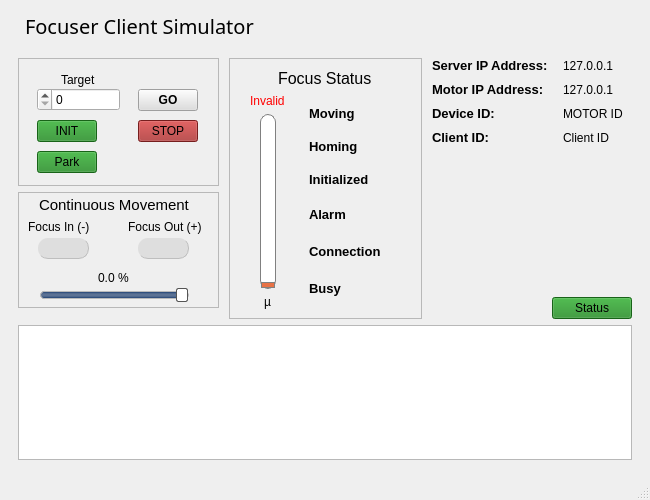
Above: assets/ui/client.ui from dev-LNA/HostFocuser160 before the change. Below: the same form after it.
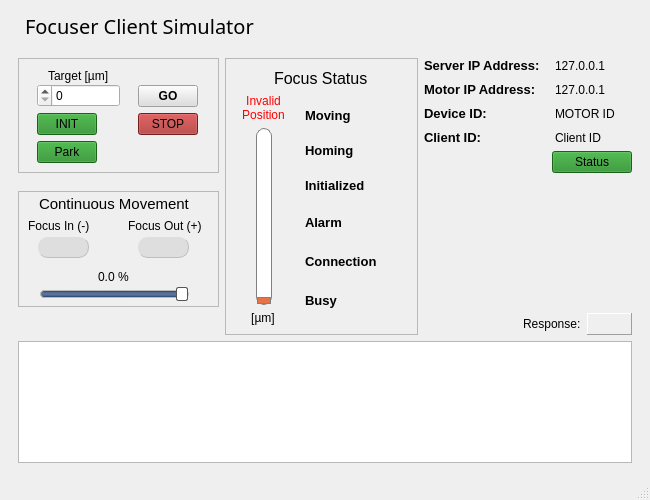
That is the form after the change. Icons and pictures are not drawn.

Commit message:
Small UI changes and added info to publication
- Changed positions labels to show [µm]
- Added processing command to publication
- Changed invalid position message in client

```diff
--- a/assets/ui/client.ui
+++ b/assets/ui/client.ui
@@ -759,183 +759,97 @@
         </size>
        </property>
        <layout class="QGridLayout" name="gridLayout_3">
-        <property name="horizontalSpacing">
-         <number>10</number>
-        </property>
-        <item row="0" column="0">
-         <widget class="QFrame" name="frame">
-          <property name="maximumSize">
-           <size>
-            <width>201</width>
-            <height>16777215</height>
-           </size>
+        <item row="0" column="2">
+         <layout class="QFormLayout" name="formLayout_2">
+          <property name="horizontalSpacing">
+           <number>15</number>
           </property>
-          <property name="frameShape">
-           <enum>QFrame::Shape::StyledPanel</enum>
+          <property name="verticalSpacing">
+           <number>9</number>
           </property>
-          <property name="frameShadow">
-           <enum>QFrame::Shadow::Sunken</enum>
-          </property>
-          <property name="lineWidth">
-           <number>2</number>
-          </property>
-          <property name="midLineWidth">
-           <number>1</number>
-          </property>
-          <layout class="QGridLayout" name="gridLayout_5">
-           <property name="horizontalSpacing">
-            <number>32</number>
-           </property>
-           <item row="0" column="0" colspan="2">
-            <layout class="QGridLayout" name="gridLayout_4">
-             <property name="horizontalSpacing">
-              <number>18</number>
-             </property>
-             <item row="0" column="0">
-              <layout class="QVBoxLayout" name="verticalLayout">
-               <property name="spacing">
-                <number>0</number>
-               </property>
-               <item alignment="Qt::AlignmentFlag::AlignHCenter">
-                <widget class="QLabel" name="label_6">
-                 <property name="maximumSize">
-                  <size>
-                   <width>16777215</width>
-                   <height>17</height>
-                  </size>
-                 </property>
-                 <property name="text">
-                  <string>Target</string>
-                 </property>
-                </widget>
-               </item>
-               <item>
-                <widget class="QDoubleSpinBox" name="sbMovePos">
-                 <property name="minimumSize">
-                  <size>
-                   <width>0</width>
-                   <height>22</height>
-                  </size>
-                 </property>
-                 <property name="cursor">
-                  <cursorShape>ArrowCursor</cursorShape>
-                 </property>
-                 <property name="layoutDirection">
-                  <enum>Qt::LayoutDirection::RightToLeft</enum>
-                 </property>
-                 <property name="styleSheet">
-                  <string notr="true"/>
-                 </property>
-                 <property name="frame">
-                  <bool>true</bool>
-                 </property>
-                 <property name="buttonSymbols">
-                  <enum>QAbstractSpinBox::ButtonSymbols::UpDownArrows</enum>
-                 </property>
-                 <property name="accelerated">
-                  <bool>true</bool>
-                 </property>
-                 <property name="suffix">
-                  <string/>
-                 </property>
-                 <property name="decimals">
-                  <number>0</number>
-                 </property>
-                 <property name="maximum">
-                  <double>25100.000000000000000</double>
-                 </property>
-                 <property name="singleStep">
-                  <double>1.000000000000000</double>
-                 </property>
-                 <property name="value">
-                  <double>0.000000000000000</double>
-                 </property>
-                </widget>
-               </item>
-              </layout>
-             </item>
-             <item row="0" column="1" alignment="Qt::AlignmentFlag::AlignBottom">
-              <widget class="QPushButton" name="btnMove">
-               <property name="maximumSize">
-                <size>
-                 <width>60</width>
-                 <height>16777215</height>
-                </size>
-               </property>
-               <property name="font">
-                <font>
-                 <bold>true</bold>
-                </font>
-               </property>
-               <property name="toolTip">
-                <string>Go to</string>
-               </property>
-               <property name="styleSheet">
-                <string notr="true">background-color: rgb(222, 222, 222);</string>
-               </property>
-               <property name="text">
-                <string>GO</string>
-               </property>
-               <property name="icon">
-                <iconset>
-                 <normaloff>../../../BlackStar/src/assets/icons/start.ico</normaloff>../../../BlackStar/src/assets/icons/start.ico</iconset>
-               </property>
-              </widget>
-             </item>
-            </layout>
-           </item>
-           <item row="1" column="0">
-            <widget class="QPushButton" name="btnHome">
-             <property name="maximumSize">
-              <size>
-               <width>60</width>
-               <height>16777215</height>
-              </size>
-             </property>
-             <property name="styleSheet">
-              <string notr="true">background-color: forestGreen;</string>
-             </property>
-             <property name="text">
-              <string>INIT</string>
-             </property>
-            </widget>
-           </item>
-           <item row="1" column="1">
-            <widget class="QPushButton" name="btnHalt">
-             <property name="maximumSize">
-              <size>
-               <width>60</width>
-               <height>16777215</height>
-              </size>
-             </property>
-             <property name="styleSheet">
-              <string notr="true">background-color: Brown;</string>
-             </property>
-             <property name="text">
-              <string>STOP</string>
-             </property>
-            </widget>
-           </item>
-           <item row="2" column="0">
-            <widget class="QPushButton" name="btnHome_Park">
-             <property name="maximumSize">
-              <size>
-               <width>60</width>
-               <height>16777215</height>
-              </size>
-             </property>
-             <property name="styleSheet">
-              <string notr="true">background-color: forestGreen;</string>
-             </property>
-             <property name="text">
-              <string>Park</string>
-             </property>
-            </widget>
-           </item>
-          </layout>
-         </widget>
+          <item row="0" column="0">
+           <widget class="QLabel" name="label_10">
+            <property name="font">
+             <font>
+              <pointsize>10</pointsize>
+              <bold>true</bold>
+             </font>
+            </property>
+            <property name="text">
+             <string>Server IP Address:</string>
+            </property>
+           </widget>
+          </item>
+          <item row="0" column="1">
+           <widget class="QLabel" name="lblServerIP">
+            <property name="text">
+             <string>127.0.0.1</string>
+            </property>
+           </widget>
+          </item>
+          <item row="1" column="0">
+           <widget class="QLabel" name="label_16">
+            <property name="font">
+             <font>
+              <pointsize>10</pointsize>
+              <bold>true</bold>
+             </font>
+            </property>
+            <property name="text">
+             <string>Motor IP Address:</string>
+            </property>
+           </widget>
+          </item>
+          <item row="1" column="1">
+           <widget class="QLabel" name="lblMotorIP">
+            <property name="text">
+             <string>127.0.0.1</string>
+            </property>
+           </widget>
+          </item>
+          <item row="2" column="0">
+           <widget class="QLabel" name="label_11">
+            <property name="font">
+             <font>
+              <pointsize>10</pointsize>
+              <bold>true</bold>
+             </font>
+            </property>
+            <property name="text">
+             <string>Device ID: </string>
+            </property>
+           </widget>
+          </item>
+          <item row="2" column="1">
+           <widget class="QLabel" name="lblMotorID">
+            <property name="text">
+             <string>MOTOR ID</string>
+            </property>
+           </widget>
+          </item>
+          <item row="3" column="0">
+           <widget class="QLabel" name="label_17">
+            <property name="font">
+             <font>
+              <pointsize>10</pointsize>
+              <bold>true</bold>
+             </font>
+            </property>
+            <property name="text">
+             <string>Client ID:</string>
+            </property>
+           </widget>
+          </item>
+          <item row="3" column="1">
+           <widget class="QLabel" name="lblClientID">
+            <property name="text">
+             <string>Client ID</string>
+            </property>
+           </widget>
+          </item>
+         </layout>
         </item>
-        <item row="0" column="1" rowspan="2">
+        <item row="0" column="1" rowspan="6">
          <widget class="QFrame" name="frame_3">
           <property name="maximumSize">
            <size>
@@ -1004,7 +918,7 @@
                </property>
                <property name="maximumSize">
                 <size>
-                 <width>43</width>
+                 <width>52</width>
                  <height>16777215</height>
                 </size>
                </property>
@@ -1012,7 +926,11 @@
                 <string notr="true">color:red</string>
                </property>
                <property name="text">
-                <string>Invalid</string>
+                <string>Invalid
+Position</string>
+               </property>
+               <property name="alignment">
+                <set>Qt::AlignmentFlag::AlignCenter</set>
                </property>
               </widget>
              </item>
@@ -1134,7 +1052,7 @@
                 <string notr="true"/>
                </property>
                <property name="text">
-                <string>µ</string>
+                <string>[µm]</string>
                </property>
                <property name="textFormat">
                 <enum>Qt::TextFormat::PlainText</enum>
@@ -1558,97 +1476,285 @@
           </layout>
          </widget>
         </item>
-        <item row="0" column="2">
-         <layout class="QFormLayout" name="formLayout_2">
-          <property name="horizontalSpacing">
-           <number>15</number>
+        <item row="6" column="0" colspan="3">
+         <widget class="QTextEdit" name="txtStatus">
+          <property name="minimumSize">
+           <size>
+            <width>0</width>
+            <height>122</height>
+           </size>
           </property>
-          <property name="verticalSpacing">
-           <number>9</number>
+          <property name="maximumSize">
+           <size>
+            <width>7010</width>
+            <height>135</height>
+           </size>
           </property>
-          <item row="0" column="0">
-           <widget class="QLabel" name="label_10">
-            <property name="font">
-             <font>
-              <pointsize>10</pointsize>
-              <bold>true</bold>
-             </font>
+         </widget>
+        </item>
+        <item row="0" column="0" rowspan="2">
+         <widget class="QFrame" name="frame">
+          <property name="maximumSize">
+           <size>
+            <width>201</width>
+            <height>16777215</height>
+           </size>
+          </property>
+          <property name="frameShape">
+           <enum>QFrame::Shape::StyledPanel</enum>
+          </property>
+          <property name="frameShadow">
+           <enum>QFrame::Shadow::Sunken</enum>
+          </property>
+          <property name="lineWidth">
+           <number>2</number>
+          </property>
+          <property name="midLineWidth">
+           <number>1</number>
+          </property>
+          <layout class="QGridLayout" name="gridLayout_5">
+           <property name="horizontalSpacing">
+            <number>32</number>
+           </property>
+           <item row="0" column="0" colspan="2">
+            <layout class="QGridLayout" name="gridLayout_4">
+             <property name="horizontalSpacing">
+              <number>18</number>
+             </property>
+             <item row="0" column="0">
+              <layout class="QVBoxLayout" name="verticalLayout">
+               <property name="spacing">
+                <number>0</number>
+               </property>
+               <item alignment="Qt::AlignmentFlag::AlignHCenter">
+                <widget class="QLabel" name="label_6">
+                 <property name="maximumSize">
+                  <size>
+                   <width>16777215</width>
+                   <height>17</height>
+                  </size>
+                 </property>
+                 <property name="text">
+                  <string>Target [µm]</string>
+                 </property>
+                </widget>
+               </item>
+               <item>
+                <widget class="QDoubleSpinBox" name="sbMovePos">
+                 <property name="minimumSize">
+                  <size>
+                   <width>0</width>
+                   <height>22</height>
+                  </size>
+                 </property>
+                 <property name="cursor">
+                  <cursorShape>ArrowCursor</cursorShape>
+                 </property>
+                 <property name="layoutDirection">
+                  <enum>Qt::LayoutDirection::RightToLeft</enum>
+                 </property>
+                 <property name="styleSheet">
+                  <string notr="true"/>
+                 </property>
+                 <property name="frame">
+                  <bool>true</bool>
+                 </property>
+                 <property name="buttonSymbols">
+                  <enum>QAbstractSpinBox::ButtonSymbols::UpDownArrows</enum>
+                 </property>
+                 <property name="accelerated">
+                  <bool>true</bool>
+                 </property>
+                 <property name="suffix">
+                  <string/>
+                 </property>
+                 <property name="decimals">
+                  <number>0</number>
+                 </property>
+                 <property name="maximum">
+                  <double>25100.000000000000000</double>
+                 </property>
+                 <property name="singleStep">
+                  <double>1.000000000000000</double>
+                 </property>
+                 <property name="value">
+                  <double>0.000000000000000</double>
+                 </property>
+                </widget>
+               </item>
+              </layout>
+             </item>
+             <item row="0" column="1" alignment="Qt::AlignmentFlag::AlignBottom">
+              <widget class="QPushButton" name="btnMove">
+               <property name="maximumSize">
+                <size>
+                 <width>60</width>
+                 <height>16777215</height>
+                </size>
+               </property>
+               <property name="font">
+                <font>
+                 <bold>true</bold>
+                </font>
+               </property>
+               <property name="toolTip">
+                <string>Go to</string>
+               </property>
+               <property name="styleSheet">
+                <string notr="true">background-color: rgb(222, 222, 222);</string>
+               </property>
+               <property name="text">
+                <string>GO</string>
+               </property>
+               <property name="icon">
+                <iconset>
+                 <normaloff>../../../BlackStar/src/assets/icons/start.ico</normaloff>../../../BlackStar/src/assets/icons/start.ico</iconset>
+               </property>
+              </widget>
+             </item>
+            </layout>
+           </item>
+           <item row="1" column="0">
+            <widget class="QPushButton" name="btnHome">
+             <property name="maximumSize">
+              <size>
+               <width>60</width>
+               <height>16777215</height>
+              </size>
+             </property>
+             <property name="styleSheet">
+              <string notr="true">background-color: forestGreen;</string>
+             </property>
+             <property name="text">
+              <string>INIT</string>
+             </property>
+            </widget>
+           </item>
+           <item row="1" column="1">
+            <widget class="QPushButton" name="btnHalt">
+             <property name="maximumSize">
+              <size>
+               <width>60</width>
+               <height>16777215</height>
+              </size>
+             </property>
+             <property name="styleSheet">
+              <string notr="true">background-color: Brown;</string>
+             </property>
+             <property name="text">
+              <string>STOP</string>
+             </property>
+            </widget>
+           </item>
+           <item row="2" column="0">
+            <widget class="QPushButton" name="btnHome_Park">
+             <property name="maximumSize">
+              <size>
+               <width>60</width>
+               <height>16777215</height>
+              </size>
+             </property>
+             <property name="styleSheet">
+              <string notr="true">background-color: forestGreen;</string>
+             </property>
+             <property name="text">
+              <string>Park</string>
+             </property>
+            </widget>
+           </item>
+          </layout>
+         </widget>
+        </item>
+        <item row="1" column="2" alignment="Qt::AlignmentFlag::AlignRight">
+         <widget class="QPushButton" name="btnUpdateStatus">
+          <property name="maximumSize">
+           <size>
+            <width>100</width>
+            <height>16777215</height>
+           </size>
+          </property>
+          <property name="styleSheet">
+           <string notr="true">background-color: forestGreen;</string>
+          </property>
+          <property name="text">
+           <string>Status</string>
+          </property>
+         </widget>
+        </item>
+        <item row="5" column="2">
+         <layout class="QHBoxLayout" name="horizontalLayout_4">
+          <property name="spacing">
+           <number>6</number>
+          </property>
+          <item>
+           <spacer name="horizontalSpacer_3">
+            <property name="orientation">
+             <enum>Qt::Orientation::Horizontal</enum>
             </property>
-            <property name="text">
-             <string>Server IP Address:</string>
+            <property name="sizeType">
+             <enum>QSizePolicy::Policy::Expanding</enum>
             </property>
-           </widget>
-          </item>
-          <item row="0" column="1">
-           <widget class="QLabel" name="lblServerIP">
-            <property name="text">
-             <string>127.0.0.1</string>
+            <property name="sizeHint" stdset="0">
+             <size>
+              <width>40</width>
+              <height>22</height>
+             </size>
             </property>
-           </widget>
+           </spacer>
           </item>
-          <item row="1" column="0">
-           <widget class="QLabel" name="label_16">
-            <property name="font">
-             <font>
-              <pointsize>10</pointsize>
-              <bold>true</bold>
-             </font>
+          <item>
+           <widget class="QLabel" name="label_9">
+            <property name="minimumSize">
+             <size>
+              <width>0</width>
+              <height>22</height>
+             </size>
             </property>
-            <property name="text">
-             <string>Motor IP Address:</string>
+            <property name="maximumSize">
+             <size>
+              <width>16777215</width>
+              <height>22</height>
+             </size>
             </property>
-           </widget>
-          </item>
-          <item row="1" column="1">
-           <widget class="QLabel" name="lblMotorIP">
             <property name="text">
-             <string>127.0.0.1</string>
+             <string>Response:</string>
             </property>
            </widget>
           </item>
-          <item row="2" column="0">
-           <widget class="QLabel" name="label_11">
-            <property name="font">
-             <font>
-              <pointsize>10</pointsize>
-              <bold>true</bold>
-             </font>
+          <item>
+           <widget class="QLabel" name="lblResponse">
+            <property name="minimumSize">
+             <size>
+              <width>45</width>
+              <height>22</height>
+             </size>
             </property>
-            <property name="text">
-             <string>Device ID: </string>
+            <property name="maximumSize">
+             <size>
+              <width>45</width>
+              <height>22</height>
+             </size>
             </property>
-           </widget>
-          </item>
-          <item row="2" column="1">
-           <widget class="QLabel" name="lblMotorID">
-            <property name="text">
-             <string>MOTOR ID</string>
+            <property name="styleSheet">
+             <string notr="true">background=white</string>
             </property>
-           </widget>
-          </item>
-          <item row="3" column="0">
-           <widget class="QLabel" name="label_17">
-            <property name="font">
-             <font>
-              <pointsize>10</pointsize>
-              <bold>true</bold>
-             </font>
+            <property name="frameShape">
+             <enum>QFrame::Shape::Panel</enum>
             </property>
-            <property name="text">
-             <string>Client ID:</string>
+            <property name="frameShadow">
+             <enum>QFrame::Shadow::Raised</enum>
             </property>
-           </widget>
-          </item>
-          <item row="3" column="1">
-           <widget class="QLabel" name="lblClientID">
             <property name="text">
-             <string>Client ID</string>
+             <string/>
+            </property>
+            <property name="alignment">
+             <set>Qt::AlignmentFlag::AlignCenter</set>
             </property>
            </widget>
           </item>
          </layout>
         </item>
-        <item row="1" column="0" alignment="Qt::AlignmentFlag::AlignHCenter|Qt::AlignmentFlag::AlignTop">
+        <item row="2" column="0">
          <widget class="QFrame" name="frame_2">
           <property name="minimumSize">
            <size>
@@ -1953,38 +2059,6 @@
           <zorder>ledFocusOut</zorder>
          </widget>
         </item>
-        <item row="1" column="2" alignment="Qt::AlignmentFlag::AlignRight|Qt::AlignmentFlag::AlignBottom">
-         <widget class="QPushButton" name="btnUpdateStatus">
-          <property name="maximumSize">
-           <size>
-            <width>100</width>
-            <height>16777215</height>
-           </size>
-          </property>
-          <property name="styleSheet">
-           <string notr="true">background-color: forestGreen;</string>
-          </property>
-          <property name="text">
-           <string>Status</string>
-          </property>
-         </widget>
-        </item>
-        <item row="2" column="0" colspan="3">
-         <widget class="QTextEdit" name="txtStatus">
-          <property name="minimumSize">
-           <size>
-            <width>0</width>
-            <height>122</height>
-           </size>
-          </property>
-          <property name="maximumSize">
-           <size>
-            <width>7010</width>
-            <height>135</height>
-           </size>
-          </property>
-         </widget>
-        </item>
        </layout>
       </widget>
      </widget>
```
The commit also changes 7 other files.
